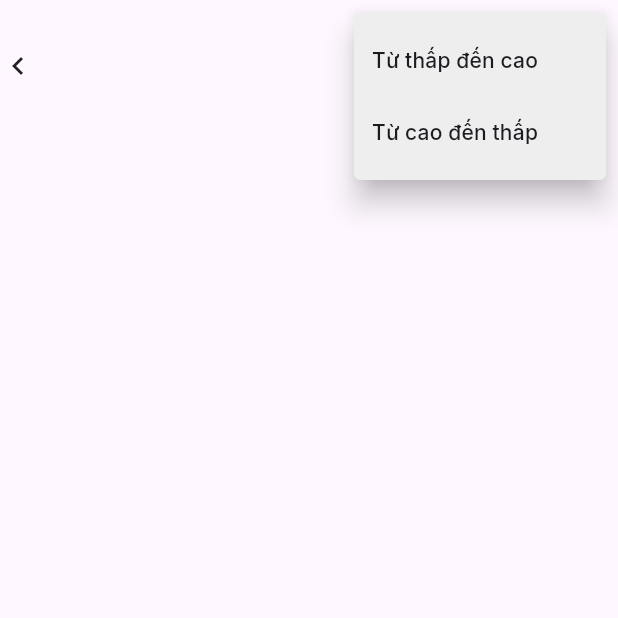
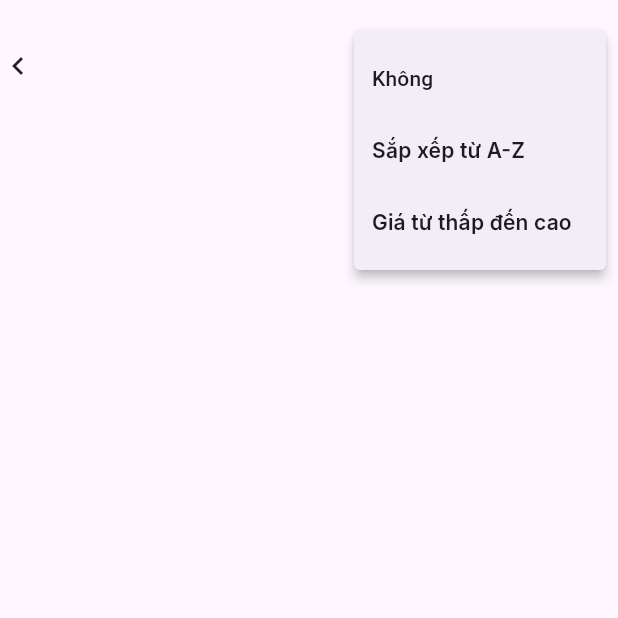
Before and after one commit to NguyenThanhThuannn/DoAnTotNghiep, a Flutter app: the CategoryProItem screen opened directly with empty values, after a tap on the "filter list" icon, on a phone screen of 412 x 824 dp, the top half of it. Run offline on Flutter 3.47's test engine with Material 3 defaults, Android fonts, the phone set to English and light mode, and no system bars; our stand-ins replace bloc, cached_network_image, dio, equatable, flutter_bloc, get_it and 3 more.

Commit message:
Chỉnh sửa chức năng filter, sửa báo lỗi drawer

```diff
--- a/lib/features/homepage/presentation/view/home_page_screen.dart
+++ b/lib/features/homepage/presentation/view/home_page_screen.dart
@@ -474,7 +474,7 @@ Container _buildRecentBrowsing(
   return Container(
     color: Colors.grey[200],
     width: MediaQuery.of(context).size.width,
-    height: MediaQuery.of(context).size.height / 3.5,
+    height: MediaQuery.of(context).size.height / 3,
     child: Column(
       children: [
         SizedBox(
@@ -497,7 +497,7 @@ Container _buildRecentBrowsing(
         ),
         SizedBox(
           width: MediaQuery.of(context).size.width,
-          height: MediaQuery.of(context).size.height / 5,
+          height: MediaQuery.of(context).size.height / 4,
           child: ListView.builder(
             scrollDirection: Axis.horizontal,
             itemCount: proRecentBrowsing.length,
--- a/lib/features/shopbycategorypage/presentation/widgets/categoryProItem.dart
+++ b/lib/features/shopbycategorypage/presentation/widgets/categoryProItem.dart
@@ -21,11 +21,11 @@ class _CategoryProItemState extends State<CategoryProItem> {
   List<CategoryProductModel> Cate = [];
   @override
   void initState() {
-    Cate.isEmpty ? Cate.addAll(widget.cate) : null;
+    Cate.isEmpty ? Cate.addAll(widget.cate) : Cate;
     super.initState();
   }
 
-  void _sortProducts(final bool isAscending, final bool isDescening) {
+  /* void _sortProducts(final bool isAscending, final bool isDescening) {
     setState(() {
       if (isAscending) {
         widget.cate.sort((final a, final b) => a.price.compareTo(b.price));
@@ -84,6 +84,38 @@ class _CategoryProItemState extends State<CategoryProItem> {
         });
       }
     });
+  } */
+  String _selectedSortOption = 'Không';
+  bool _isAscending = true;
+
+  void _selectSortOption(final String option) {
+    setState(() {
+      if (_selectedSortOption == option) {
+        _isAscending = !_isAscending;
+      } else {
+        _selectedSortOption = option;
+        _isAscending = true;
+      }
+      _sortItems();
+    });
+  }
+
+  void _sortItems() {
+    if (_selectedSortOption == 'Sắp xếp từ A-Z') {
+      widget.cate.sort(
+        (final a, final b) => _isAscending
+            ? a.title.compareTo(b.title)
+            : b.title.compareTo(a.title),
+      );
+    } else if (_selectedSortOption == 'Giá từ thấp đến cao') {
+      widget.cate.sort(
+        (final a, final b) => _isAscending
+            ? a.price.compareTo(b.price)
+            : b.price.compareTo(a.price),
+      );
+    } else {
+      widget.cate=Cate;
+    }
   }
 
   @override
@@ -120,10 +152,67 @@ class _CategoryProItemState extends State<CategoryProItem> {
                             ? const Icon(Icons.view_list_rounded)
                             : const Icon(Icons.grid_view_outlined),
                       ),
-                      IconButton(
+                      PopupMenuButton<String>(
                         icon: const Icon(Icons.filter_list),
-                        onPressed: () {
-                          showFilterOptions(context);
+                        onSelected: _selectSortOption,
+                        itemBuilder: (final BuildContext context) {
+                          return [
+                            const PopupMenuItem<String>(
+                              value: 'Không',
+                              child: Text('Không'),
+                            ),
+                            PopupMenuItem<String>(
+                              value: 'Sắp xếp từ A-Z',
+                              child: Row(
+                                children: [
+                                  Text(
+                                    'Sắp xếp từ A-Z',
+                                    style: GoogleFonts.inter(
+                                        fontSize: 14,
+                                        fontWeight: FontWeight.w600,
+                                        color: _selectedSortOption ==
+                                                'Sắp xếp từ A-Z'
+                                            ? Theme.of(context).primaryColor
+                                            : null,),
+                                  ),
+                                  const Spacer(),
+                                  if (_selectedSortOption == 'Sắp xếp từ A-Z')
+                                    Icon(
+                                      _isAscending
+                                          ? Icons.arrow_upward
+                                          : Icons.arrow_downward,
+                                      color: Theme.of(context).primaryColor,
+                                    ),
+                                ],
+                              ),
+                            ),
+                            PopupMenuItem<String>(
+                              value: 'Giá từ thấp đến cao',
+                              child: Row(
+                                children: [
+                                  Text(
+                                    'Giá từ thấp đến cao',
+                                    style: GoogleFonts.inter(
+                                        fontSize: 14,
+                                        fontWeight: FontWeight.w600,
+                                        color: _selectedSortOption ==
+                                                'Giá từ thấp đến cao'
+                                            ? Theme.of(context).primaryColor
+                                            : null,),
+                                  ),
+                                  const Spacer(),
+                                  if (_selectedSortOption ==
+                                      'Giá từ thấp đến cao')
+                                    Icon(
+                                      _isAscending
+                                          ? Icons.arrow_upward
+                                          : Icons.arrow_downward,
+                                      color: Theme.of(context).primaryColor,
+                                    ),
+                                ],
+                              ),
+                            ),
+                          ];
                         },
                       ),
                     ],
--- a/lib/widgets/drawer.dart
+++ b/lib/widgets/drawer.dart
@@ -403,7 +403,6 @@ class _DrawerCustomState extends State<DrawerCustom> {
                 ),
               ),
             ),
-            const Spacer(),
             Padding(
               padding: const EdgeInsets.symmetric(vertical: 20.0),
               child: Row(
```
Also changed, not shown: lib/features/homepage/presentation/widgets/hotNewArrival.dart (+20 -7 lines). Lines whose indentation alone changed are shown as unchanged.
